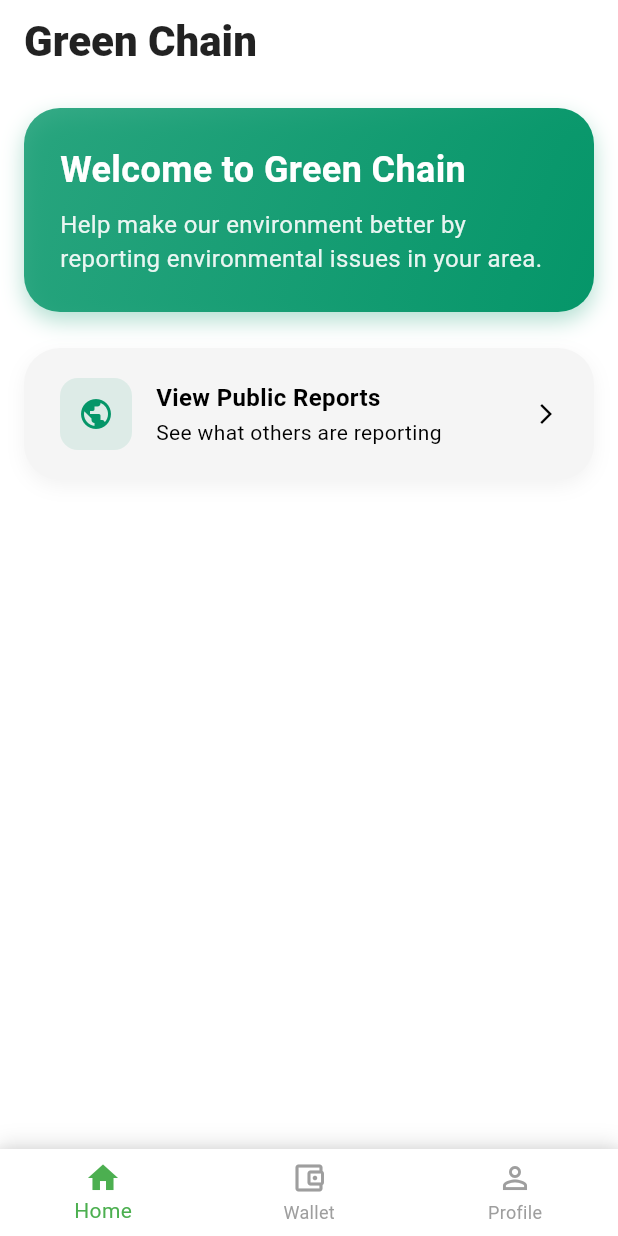
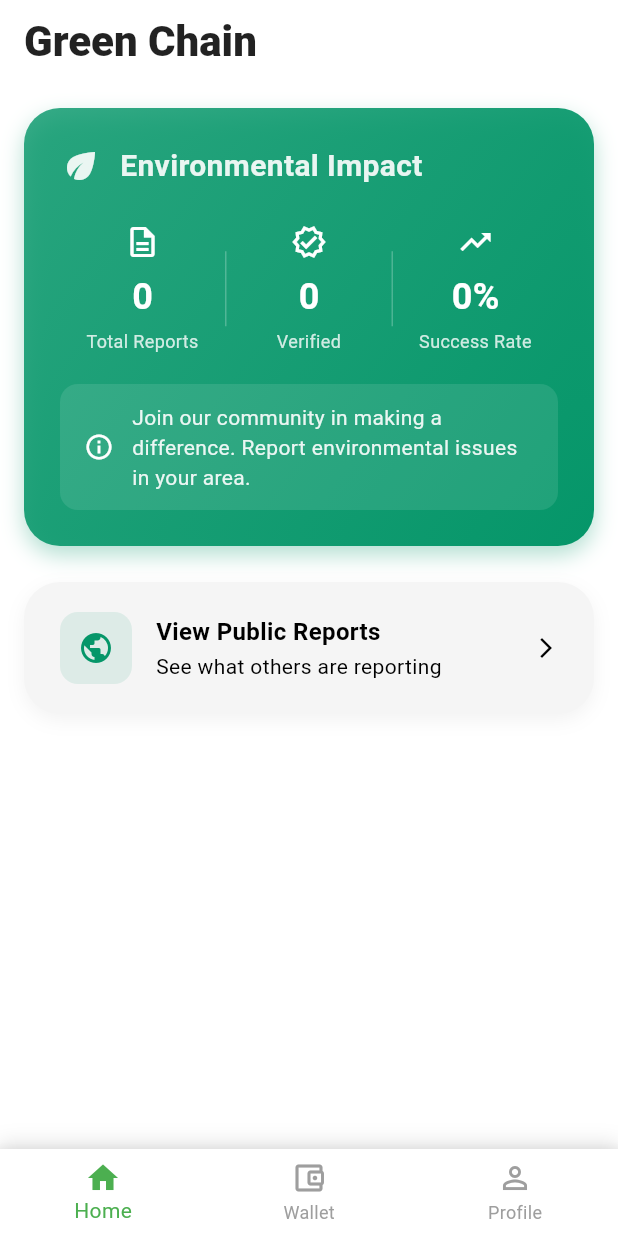
Before and after one commit to Abelboby/Green-Chain, a Flutter app: the screen it shows once a user with an empty profile is signed in, on a phone screen of 412 x 824 dp. Run offline on Flutter 3.47's test engine with Material 3 defaults, Android fonts, the phone set to English and light mode, and no system bars; our stand-ins replace cloud_firestore, dio, firebase_auth, firebase_core, geolocator, google_sign_in and 2 more; missing offline and left inert: mobile_scanner, web3dart; accounts and stored records are empty.

Commit message:
Update HomeScreen with environmental impact statistics and dynamic reporting metrics

```diff
--- a/lib/features/home/presentation/screens/home_screen.dart
+++ b/lib/features/home/presentation/screens/home_screen.dart
@@ -5,6 +5,7 @@ import '../../../wallet/providers/wallet_provider.dart';
 import '../../../report/presentation/screens/report_submission_screen.dart';
 import '../../../report/presentation/screens/user_reports_screen.dart';
 import '../../../report/presentation/screens/public_reports_screen.dart';
+import '../../../report/providers/reports_provider.dart';
 
 class HomeScreen extends StatelessWidget {
   const HomeScreen({Key? key}) : super(key: key);
@@ -50,13 +51,13 @@ class HomeScreen extends StatelessWidget {
           );
         },
       ),
-      body: Consumer<WalletProvider>(
-        builder: (context, walletProvider, _) {
+      body: Consumer2<WalletProvider, ReportsProvider>(
+        builder: (context, walletProvider, reportsProvider, _) {
           return SingleChildScrollView(
             child: Column(
               crossAxisAlignment: CrossAxisAlignment.stretch,
               children: [
-                // Welcome Section
+                // Impact Stats Section
                 Container(
                   margin: const EdgeInsets.all(16),
                   padding: const EdgeInsets.all(24),
@@ -81,20 +82,91 @@ class HomeScreen extends StatelessWidget {
                   child: Column(
                     crossAxisAlignment: CrossAxisAlignment.start,
                     children: [
-                      const Text(
-                        'Welcome to Green Chain',
-                        style: TextStyle(
-                          color: Colors.white,
-                          fontSize: 24,
-                          fontWeight: FontWeight.bold,
+                      Row(
+                        children: [
+                          Icon(
+                            Icons.eco,
+                            color: Colors.white.withOpacity(0.9),
+                            size: 28,
+                          ),
+                          const SizedBox(width: 12),
+                          Text(
+                            'Environmental Impact',
+                            style: TextStyle(
+                              color: Colors.white.withOpacity(0.9),
+                              fontSize: 20,
+                              fontWeight: FontWeight.w600,
+                            ),
+                          ),
+                        ],
+                      ),
+                      const SizedBox(height: 24),
+                      Row(
+                        children: [
+                          Expanded(
+                            child: _buildImpactStat(
+                              context,
+                              reportsProvider.reports.length.toString(),
+                              'Total Reports',
+                              Icons.description_outlined,
+                            ),
+                          ),
+                          Container(
+                            height: 50,
+                            width: 1,
+                            color: Colors.white24,
+                          ),
+                          Expanded(
+                            child: _buildImpactStat(
+                              context,
+                              reportsProvider.reports.where((r) => r.verified).length.toString(),
+                              'Verified',
+                              Icons.verified_outlined,
+                            ),
+                          ),
+                          Container(
+                            height: 50,
+                            width: 1,
+                            color: Colors.white24,
+                          ),
+                          Expanded(
+                            child: _buildImpactStat(
+                              context,
+                              '${(reportsProvider.reports.where((r) => r.verified).length / (reportsProvider.reports.isEmpty ? 1 : reportsProvider.reports.length) * 100).toStringAsFixed(0)}%',
+                              'Success Rate',
+                              Icons.trending_up,
+                            ),
+                          ),
+                        ],
+                      ),
+                      const SizedBox(height: 20),
+                      Container(
+                        padding: const EdgeInsets.symmetric(
+                          horizontal: 16,
+                          vertical: 12,
                         ),
-                      ),
-                      const SizedBox(height: 8),
-                      Text(
-                        'Help make our environment better by reporting environmental issues in your area.',
-                        style: TextStyle(
-                          color: Colors.white.withOpacity(0.9),
-                          fontSize: 16,
+                        decoration: BoxDecoration(
+                          color: Colors.white.withOpacity(0.1),
+                          borderRadius: BorderRadius.circular(12),
+                        ),
+                        child: Row(
+                          children: [
+                            const Icon(
+                              Icons.info_outline,
+                              color: Colors.white,
+                              size: 20,
+                            ),
+                            const SizedBox(width: 12),
+                            Expanded(
+                              child: Text(
+                                'Join our community in making a difference. Report environmental issues in your area.',
+                                style: TextStyle(
+                                  color: Colors.white.withOpacity(0.9),
+                                  fontSize: 14,
+                                ),
+                              ),
+                            ),
+                          ],
                         ),
                       ),
                     ],
@@ -157,6 +229,41 @@ class HomeScreen extends StatelessWidget {
           );
         },
       ),
+    );
+  }
+
+  Widget _buildImpactStat(
+    BuildContext context,
+    String value,
+    String label,
+    IconData icon,
+  ) {
+    return Column(
+      children: [
+        Icon(
+          icon,
+          color: Colors.white,
+          size: 24,
+        ),
+        const SizedBox(height: 8),
+        Text(
+          value,
+          style: const TextStyle(
+            color: Colors.white,
+            fontSize: 24,
+            fontWeight: FontWeight.bold,
+          ),
+        ),
+        const SizedBox(height: 4),
+        Text(
+          label,
+          style: TextStyle(
+            color: Colors.white.withOpacity(0.8),
+            fontSize: 12,
+          ),
+          textAlign: TextAlign.center,
+        ),
+      ],
     );
   }
 
```
